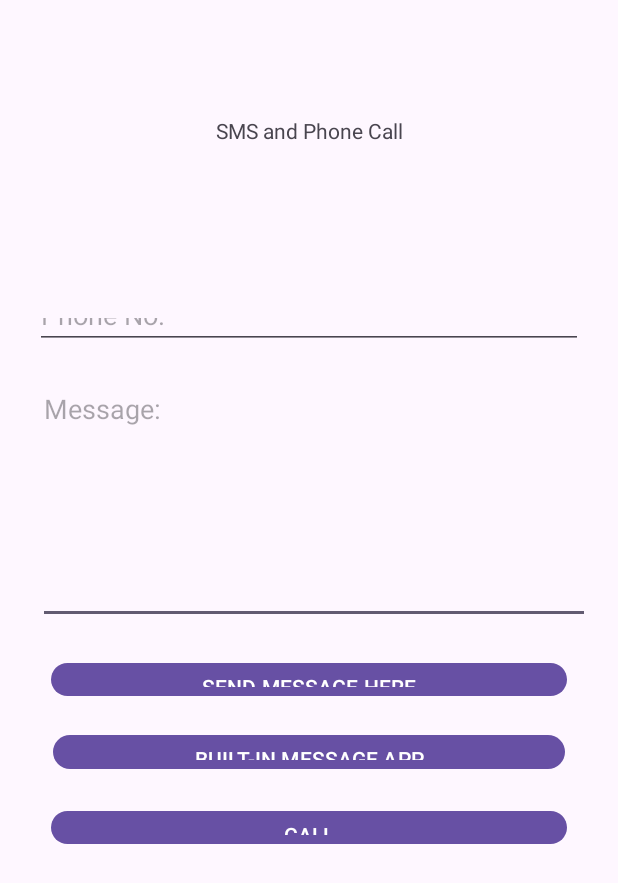
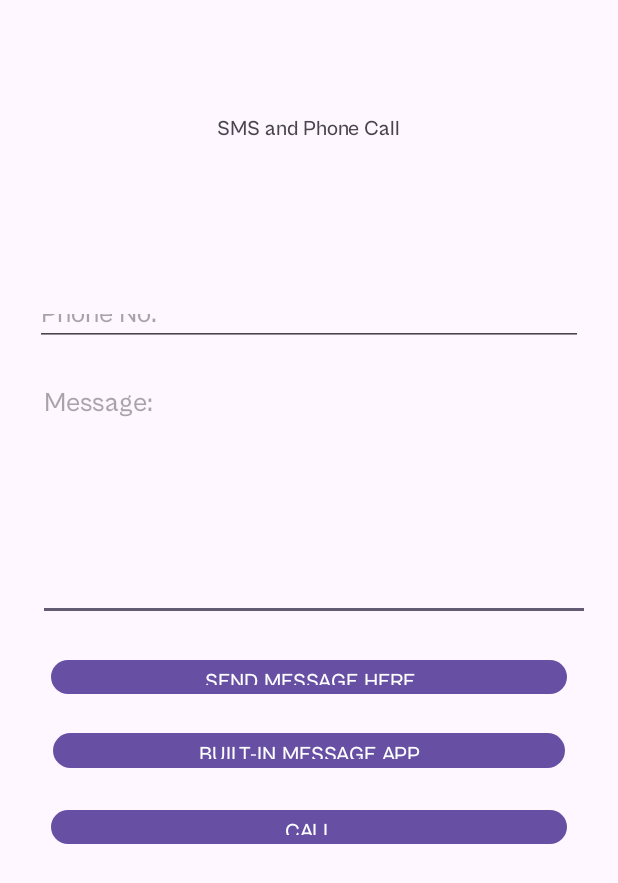
Before and after one commit to adiluexe/elec1-compilation, an Android app: the SMSandPhoneCall screen opened directly, with no data from a screen before it, on a phone screen of 412 x 824 dp. Shown: the top 883 px of the screen. Run offline under Robolectric (Android 15) with nearby library versions, the phone set to English and light mode, and no system bars; 1 statement that could not run was skipped.

Commit message:
Add custom font

```diff
--- a/app/src/main/res/layout/activity_splash_screen.xml
+++ b/app/src/main/res/layout/activity_splash_screen.xml
@@ -11,7 +11,9 @@
         android:id="@+id/textView20"
         android:layout_width="wrap_content"
         android:layout_height="wrap_content"
-        android:text="Splash Screen"
+        android:text="ELEC1 Compilation"
+        android:textSize="24sp"
+        android:textStyle="bold"
         app:layout_constraintBottom_toBottomOf="parent"
         app:layout_constraintEnd_toEndOf="parent"
         app:layout_constraintStart_toStartOf="parent"
--- a/app/src/main/res/values-night/themes.xml
+++ b/app/src/main/res/values-night/themes.xml
@@ -3,5 +3,6 @@
     <style name="Base.Theme.ELEC1Compilation" parent="Theme.Material3.DayNight.NoActionBar">
         <!-- Customize your dark theme here. -->
         <!-- <item name="colorPrimary">@color/my_dark_primary</item> -->
+        <item name="android:fontFamily">@font/cabinet_grotesk_medium</item>
     </style>
 </resources>
--- a/app/src/main/res/values/themes.xml
+++ b/app/src/main/res/values/themes.xml
@@ -3,6 +3,7 @@
     <style name="Base.Theme.ELEC1Compilation" parent="Theme.Material3.DayNight.NoActionBar">
         <!-- Customize your light theme here. -->
         <!-- <item name="colorPrimary">@color/my_light_primary</item> -->
+        <item name="android:fontFamily">@font/cabinet_grotesk_medium</item>
     </style>
 
     <style name="Theme.ELEC1Compilation" parent="Base.Theme.ELEC1Compilation" />
```
Also changed, not shown: app/src/main/res/font/cabinet_grotesk_medium.otf (added).
